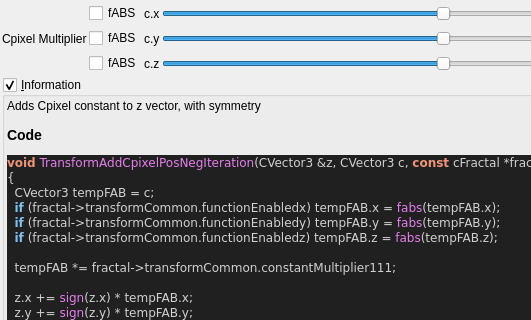
Above: mandelbulber2/qt_data/fractal_transf_add_Cpixel_symmetrical.ui from buddhi1980/mandelbulber2 before the change; both pictures show x 0 to 531 and y 0 to 320 of the 817 by 846 pixel window. Below: the same form after it.
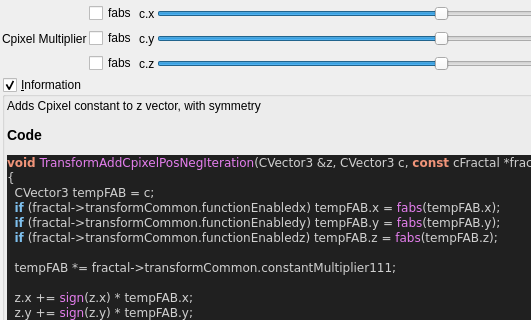
That is the form after the change. Custom widgets are drawn as their Qt base class.

```diff
--- a/mandelbulber2/qt_data/fractal_transf_add_Cpixel_symmetrical.ui
+++ b/mandelbulber2/qt_data/fractal_transf_add_Cpixel_symmetrical.ui
@@ -37,7 +37,7 @@
      <item row="2" column="1">
       <widget class="QCheckBox" name="checkBox_transf_function_enabledz">
        <property name="text">
-        <string>fABS</string>
+        <string notr="true">fabs</string>
        </property>
       </widget>
      </item>
@@ -178,7 +178,7 @@
      <item row="1" column="1">
       <widget class="QCheckBox" name="checkBox_transf_function_enabledy">
        <property name="text">
-        <string>fABS</string>
+        <string notr="true">fabs</string>
        </property>
       </widget>
      </item>
@@ -238,7 +238,7 @@
      <item row="0" column="1">
       <widget class="QCheckBox" name="checkBox_transf_function_enabledx">
        <property name="text">
-        <string>fABS</string>
+        <string notr="true">fabs</string>
        </property>
       </widget>
      </item>
```
